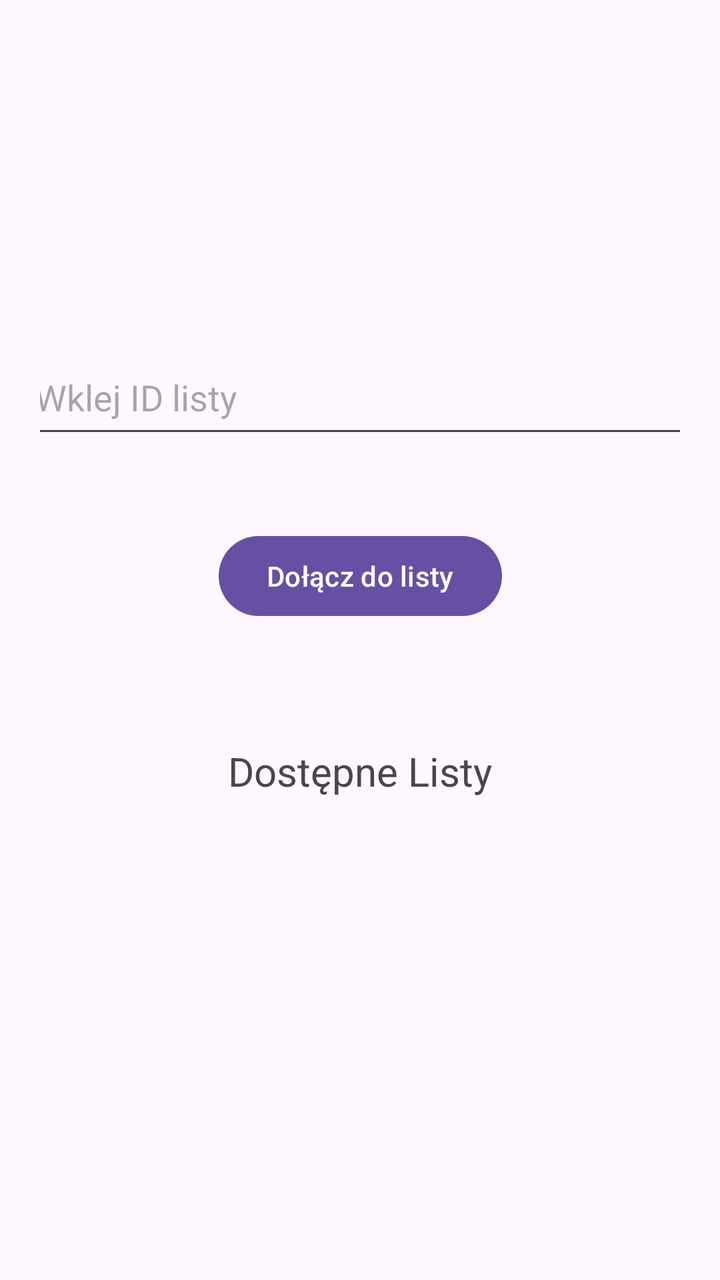
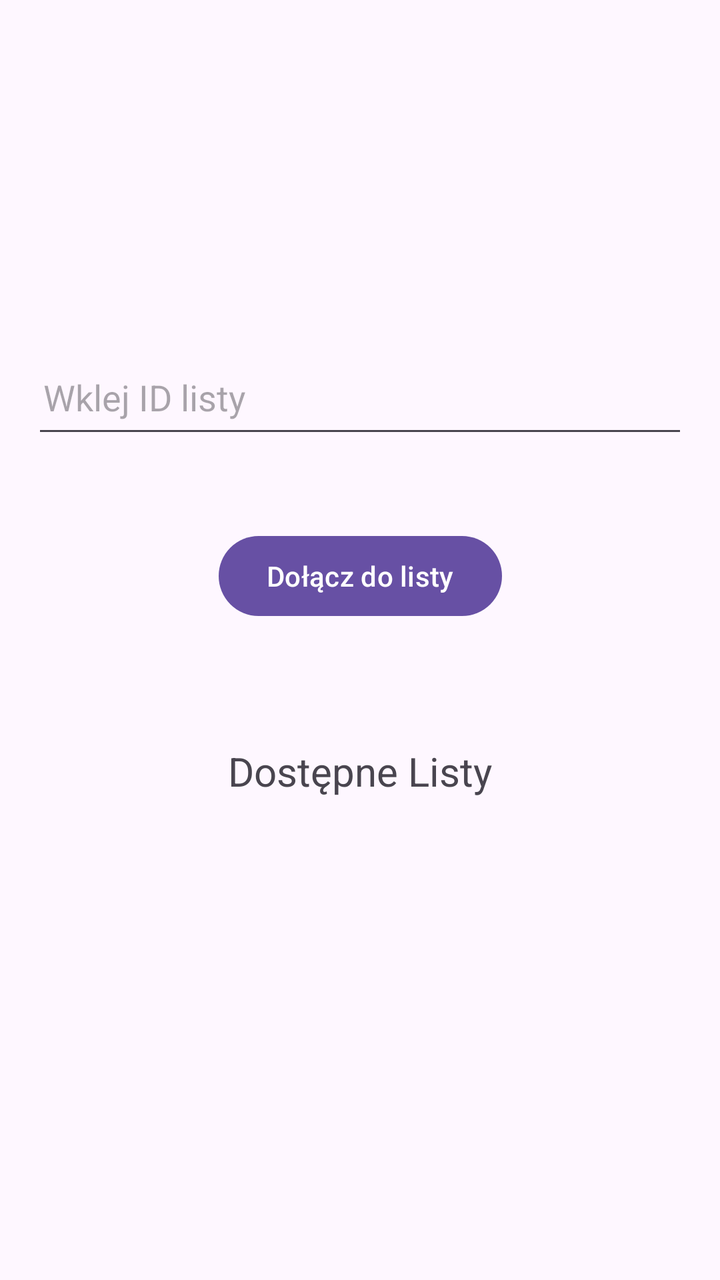

Two renders of the same Android screen: before a commit and after it. Below are the layout's source before the change and the commit's diff.
<!-- AndroidManifest.xml: application theme Theme.ShopList -->
<!-- res/layout/activity_join_list.xml -->
<?xml version="1.0" encoding="utf-8"?>
<androidx.constraintlayout.widget.ConstraintLayout
    xmlns:android="http://schemas.android.com/apk/res/android"
    xmlns:app="http://schemas.android.com/apk/res-auto"
    xmlns:tools="http://schemas.android.com/tools"
    android:padding="20dp"
    android:layout_width="match_parent"
    android:layout_height="match_parent">

    <EditText
        android:id="@+id/editTextListId"
        android:layout_width="334dp"
        android:layout_height="54dp"
        android:layout_marginStart="8dp"
        android:layout_marginTop="150dp"
        android:layout_marginEnd="8dp"
        android:autofillHints=""
        android:hint="Wklej ID listy"
        android:minHeight="48dp"
        app:layout_constraintEnd_toEndOf="parent"
        app:layout_constraintStart_toStartOf="parent"
        app:layout_constraintTop_toTopOf="parent" />

    <Button
        android:id="@+id/buttonJoinList"
        android:layout_width="wrap_content"
        android:layout_height="wrap_content"
        android:layout_marginTop="40dp"
        android:text="Dołącz do listy"
        app:layout_constraintBottom_toBottomOf="parent"
        app:layout_constraintEnd_toEndOf="parent"
        app:layout_constraintStart_toStartOf="parent"
        app:layout_constraintTop_toBottomOf="@+id/editTextListId"
        app:layout_constraintVertical_bias="0.0" />

    <ListView
        android:id="@+id/ListViewJoinedLists"
        android:layout_width="320dp"
        android:layout_height="276dp"
        android:layout_marginStart="8dp"
        android:layout_marginEnd="8dp"
        app:layout_constraintEnd_toEndOf="parent"
        app:layout_constraintStart_toStartOf="parent"
        app:layout_constraintTop_toBottomOf="@+id/textViewAvLists" />

    <TextView
        android:id="@+id/textViewAvLists"
        android:layout_width="186dp"
        android:layout_height="35dp"
        android:layout_marginTop="60dp"
        android:text="@string/TextViewAvaliableLists"
        android:textAlignment="center"
        android:textSize="20sp"
        app:layout_constraintEnd_toEndOf="parent"
        app:layout_constraintStart_toStartOf="parent"
        app:layout_constraintTop_toBottomOf="@+id/buttonJoinList" />

</androidx.constraintlayout.widget.ConstraintLayout>
<!-- resources referenced by this layout -->
<resources>
  <string name="TextViewAvaliableLists">Dostępne Listy</string>
  <style name="Theme.ShopList" parent="Base.Theme.ShopList" />
  <style name="Base.Theme.ShopList" parent="Theme.Material3.DayNight.NoActionBar">
          
          
      </style>
</resources>

<!-- the commit's change to res/layout/activity_join_list.xml (unified diff, before → after) -->
@@ -15,7 +15,7 @@
         android:layout_marginTop="150dp"
         android:layout_marginEnd="8dp"
         android:autofillHints=""
-        android:hint="Wklej ID listy"
+        android:hint=" Wklej ID listy"
         android:minHeight="48dp"
         app:layout_constraintEnd_toEndOf="parent"
         app:layout_constraintStart_toStartOf="parent"
